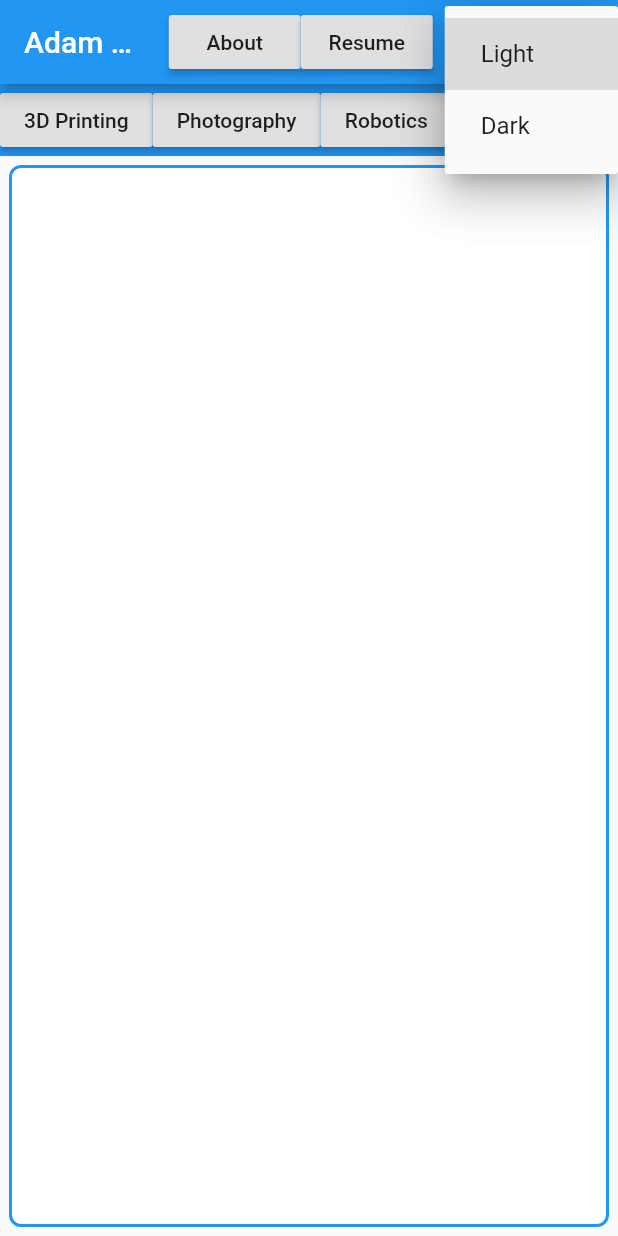
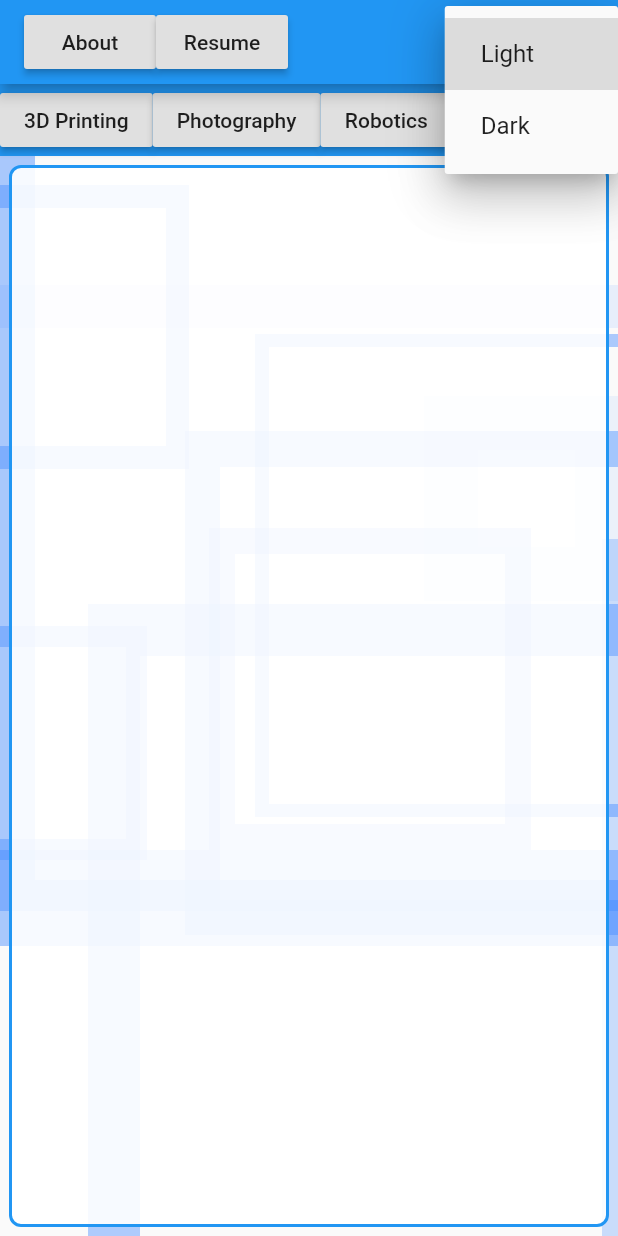
Before and after one commit to ahammer/flutter_resume, a Flutter app: the screen it shows after launch, after a tap on "Light", on a phone screen of 412 x 824 dp. Run offline on Flutter 3.47's test engine with Material 2 defaults, Android fonts, the light colour scheme and no system bars.

Commit message:
better UI and particles

```diff
--- a/lib/main.dart
+++ b/lib/main.dart
@@ -23,20 +23,19 @@ class _MyAppState extends State<MyApp> {
         theme: getTheme(currentTheme),
         home: Scaffold(
             appBar: AppBar(
-              title: Text("Adam Hammer"),
+              title: MainScreenNavBar(
+                  selected: currentSection,
+                  onClick: (section) {
+                    setState(() {
+                      currentSection = section;
+                    });
+                  }),
               actions: <Widget>[
-                MainScreenNavBar(
-                    selected: currentSection,
-                    onClick: (section) {
-                      setState(() {
-                        currentSection = section;
-                      });
-                    }),
                 Container(
                   height: double.infinity,
                   child: Center(
                     child: Padding(
-                      padding: const EdgeInsets.fromLTRB(24,0,24,0),
+                      padding: const EdgeInsets.fromLTRB(24, 0, 24, 0),
                       child: DropdownButton(
                           value: currentTheme,
                           icon: Icon(Icons.settings_brightness),
@@ -83,7 +82,6 @@ class MainScreenNavBar extends StatelessWidget {
       children: <Widget>[
         ...kSections.map((hobby) => Container(
               child: RaisedButton(
-
                   color: (selected == hobby)
                       ? Theme.of(context).chipTheme.selectedColor
                       : Theme.of(context).chipTheme.disabledColor,
--- a/lib/particles.dart
+++ b/lib/particles.dart
@@ -32,7 +32,7 @@ class Particle {
 
     size = random.nextDouble() * maxSize;
     age = 0;
-    maxAge = random.nextDouble() * 5 + 5;
+    maxAge = random.nextDouble() * 5 + 25;
   }
 
   void step(double frameTime, Size size) {
@@ -61,7 +61,7 @@ class Particle {
 class Particles {
   List<Particle> particles = List();
 
-  Particles({count = 100}) {
+  Particles({count = 25}) {
     for (int i = 0; i < count; i++) {
       particles.add(Particle());
       particles[i].age = random.nextDouble() * particles[i].maxAge;
@@ -79,7 +79,7 @@ class ParticlePainter extends CustomPainter {
     particles.particles.forEach((p) {
       double ageRemaining = 1 - (p.age / p.maxAge);
       if (ageRemaining > 0) {
-        final size = p.size;
+        final size = p.size  * ((p.r1 < 0.5)?ageRemaining:(1-ageRemaining));
         double opacity = (ageRemaining > 0.8)
             ? 1 - ((ageRemaining - 0.8) * 5)
             : ageRemaining * 1.25;
@@ -87,11 +87,10 @@ class ParticlePainter extends CustomPainter {
         canvas.drawRect(
             Rect.fromCircle(center: Offset(p.x, p.y), radius: size),
             Paint()
-              ..blendMode = BlendMode.lighten
               ..isAntiAlias = false
               ..color = p.color.withOpacity(opacity)
               ..style = PaintingStyle.stroke
-              ..strokeWidth = p.size / 50
+              ..strokeWidth = p.size / 50 + 5
             /*
               ..shader = SweepGradient(center: FractionalOffset.center,
               startAngle: 0.0,
```
